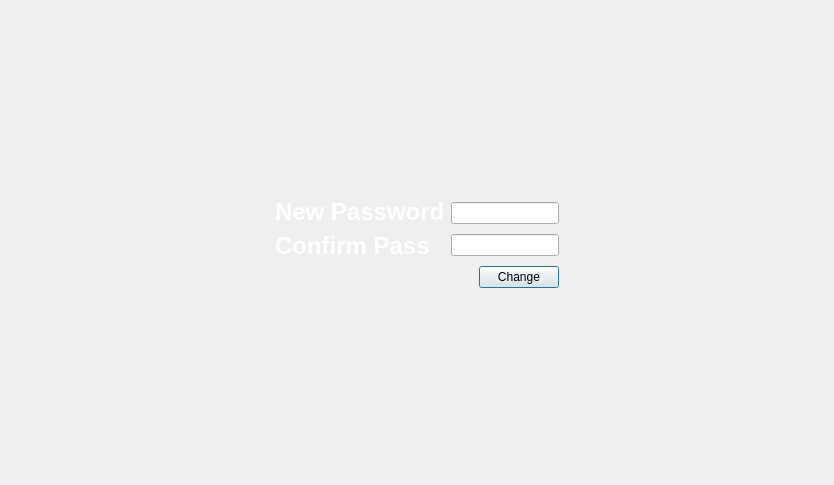
Old version of the form ui/changepasswordwindow.ui in the repository Avesta85/JukeBox.
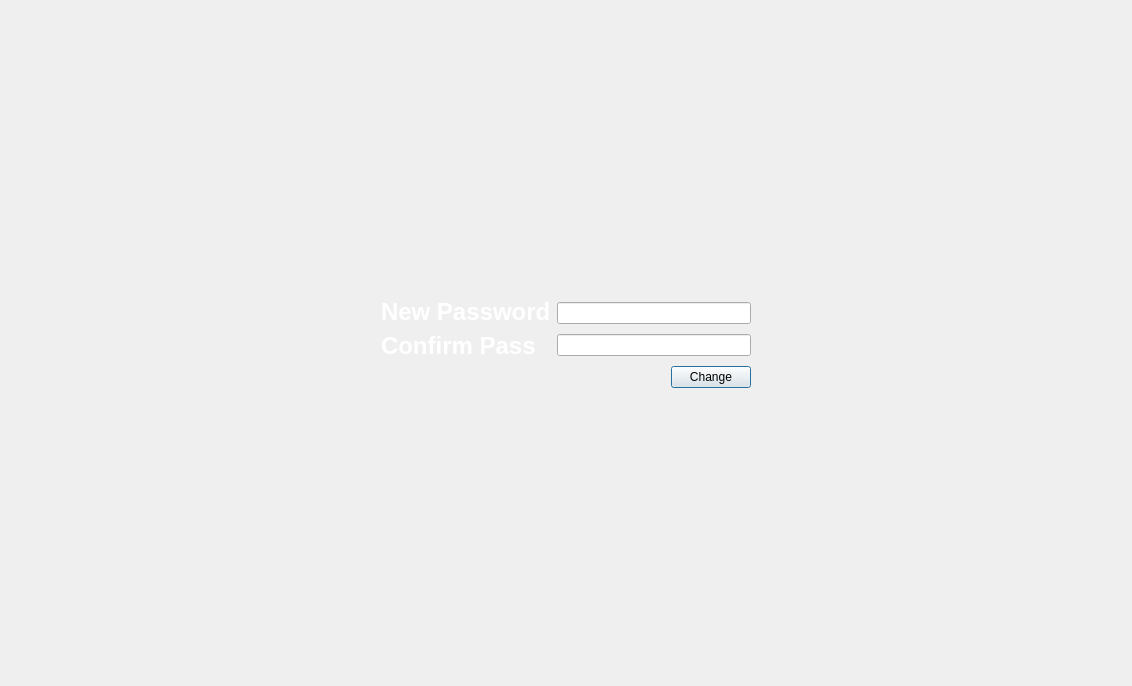
New version of the form. Icons and pictures are not drawn.

Commit message: add tooltip to lineEdits and valider to cpp files if dialogs

The edit to the form file:
```diff
--- a/ui/changepasswordwindow.ui
+++ b/ui/changepasswordwindow.ui
@@ -6,13 +6,21 @@
    <rect>
     <x>0</x>
     <y>0</y>
-    <width>834</width>
-    <height>485</height>
+    <width>1132</width>
+    <height>686</height>
    </rect>
   </property>
   <property name="windowTitle">
    <string>Dialog</string>
   </property>
+  <property name="styleSheet">
+   <string notr="true">QDialog {
+    background-image: url(:/dailogs-images/images/wp4206379.jpg);
+    background-repeat: no-repeat;
+    background-position: center; 
+    background-size: cover;    
+}</string>
+  </property>
   <layout class="QGridLayout" name="gridLayout">
    <item row="0" column="1">
     <spacer name="verticalSpacer_2">
```
Left out of the diff: 12 changed lines with no effect on the pictures. The commit also changes 14 other files.
